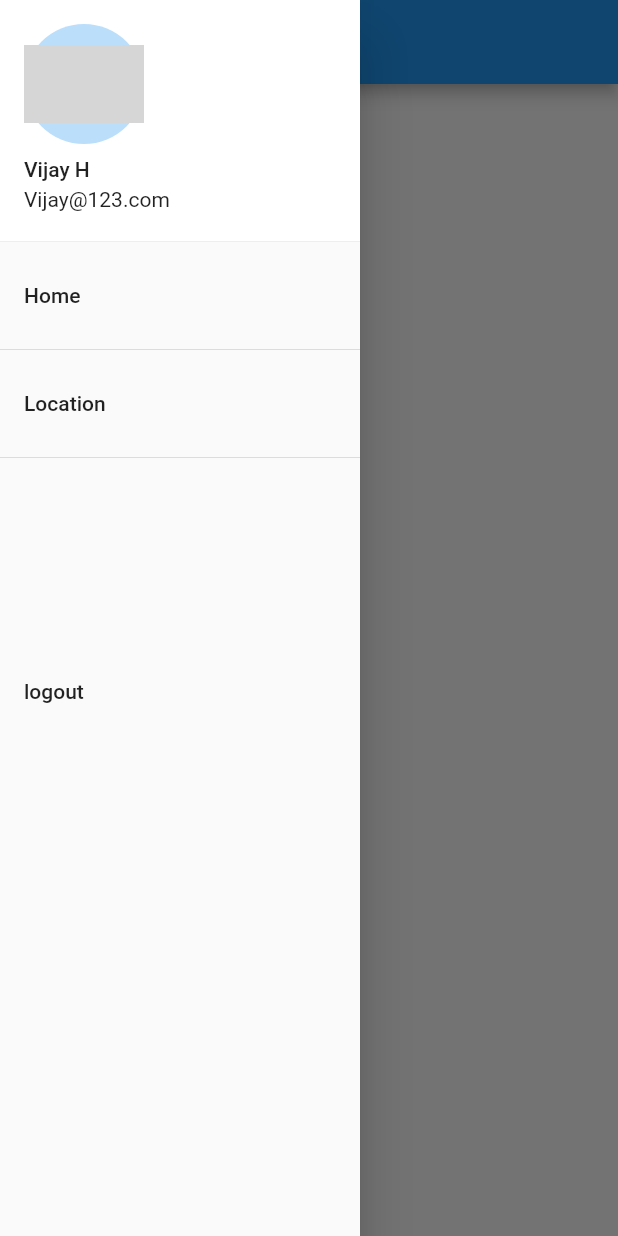
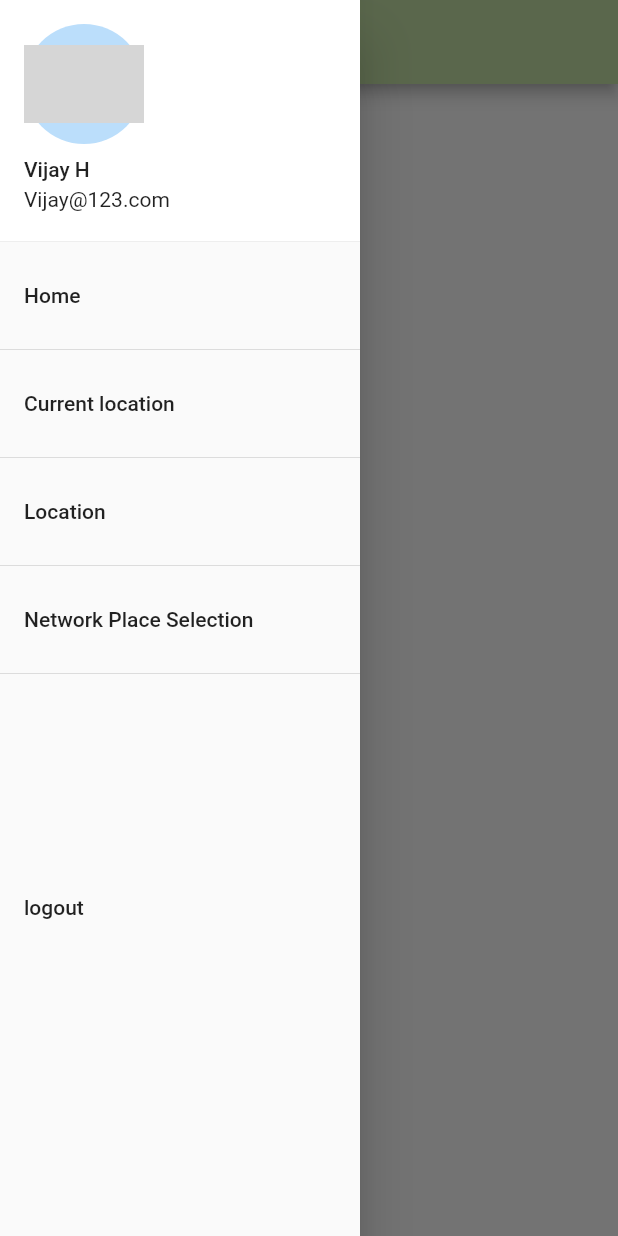
Before and after one commit to VijayHonnegowda/wander, a Flutter app: the HomeScreen screen opened directly, with the side drawer open, on a phone screen of 412 x 824 dp. Run offline on Flutter 3.47's test engine with Material 2 defaults, Android fonts, the phone set to English and light mode, and no system bars; our stand-ins replace geocoding, geolocator, google_maps_flutter, google_places_flutter; missing offline and left inert: custom_info_window; network calls fail; grey boxes are pictures that could not be loaded.

Commit message:
code update.

```diff
--- a/lib/constants/app_exports.dart
+++ b/lib/constants/app_exports.dart
@@ -4,12 +4,12 @@ export 'package:uuid/uuid.dart';
 export 'package:wander/map.dart';
 export 'package:wander/location.dart';
 export 'package:flutter/material.dart';
-export 'package:wander/home_screen.dart';
+export 'package:wander/widgets/home_screen.dart';
 export 'package:geocoding/geocoding.dart';
 export 'package:geolocator/geolocator.dart';
 export 'package:wander/polygon_screen.dart';
 export 'package:wander/polyline_screen.dart';
-export 'package:wander/current_location.dart';
+export 'package:wander/features/current_location_screen/view/current_location.dart';
 export 'package:wander/google_places_api.dart';
 export 'package:wander/custom_marker_info.dart';
 export 'package:wander/network_image_marker.dart';
--- a/lib/google_places_api.dart
+++ b/lib/google_places_api.dart
@@ -9,7 +9,6 @@ class GooglePlacesApiScreen extends StatefulWidget {
 }
 
 class _GooglePlacesApiScreenState extends State<GooglePlacesApiScreen> {
-  // String googleApiKey = "AIzaSyBcgsqJ9BMHSLZheEeB4-A9V9du4fEaKgo" ;
 
   void showGoogleAutoComplete() async {
    const kGoogleApiKey = "AIzaSyBcgsqJ9BMHSLZheEeB4-A9V9du4fEaKgo";
--- a/lib/home_screen.dart
+++ /dev/null
@@ -1,35 +0,0 @@
-import 'package:wander/constants/app_exports.dart';
-import 'package:wander/drawer.dart';
-
-class HomeScreen extends StatelessWidget {
-  const HomeScreen({super.key});
-
-  @override
-  Widget build(BuildContext context) {
-    return Scaffold(
-      drawer: const DrawerOption(),
-      appBar: AppBar(
-        title: const Text("Wander"),
-        centerTitle: true,
-      ),
-      body: Container(
-        decoration: const BoxDecoration(
-          gradient: LinearGradient(
-            begin: Alignment.topCenter,
-            end: Alignment.bottomRight,
-            stops: [
-              0.1,
-              1.5,
-            ],
-            colors: [Colors.purple, Colors.greenAccent],
-          ),
-        ),
-        child: Column(
-          children: [
-
-          ],
-        ),
-      ),
-    );
-  }
-}
--- a/lib/main.dart
+++ b/lib/main.dart
@@ -13,7 +13,11 @@ class MyApp extends StatelessWidget {
       debugShowCheckedModeBanner: false,
       home: const Login(),
       theme: ThemeData(
-       primaryColor: Colors.lightGreen.shade200,
+        primaryColor: Colors.lightGreen.shade200,
+        appBarTheme: AppBarTheme(
+          color: Colors.lightGreen.shade200,
+          centerTitle: true,
+        ),
       ),
     );
   }
--- a/lib/drawer.dart
+++ b/lib/widgets/drawer.dart
@@ -30,12 +30,32 @@ class DrawerOption extends StatelessWidget {
           ),
           const Divider(),
           ListTile(
+            title: const Text("Current location"),
+            onTap: (){
+              Navigator.push(
+                  context,
+                  MaterialPageRoute(
+                      builder: (context) => const AppCurrentLocation()));
+            },
+          ),
+          const Divider(),
+          ListTile(
             title: const Text("Location"),
             onTap: (){
               Navigator.push(
                   context,
                   MaterialPageRoute(
                       builder: (context) => const LocationServices()));
+            },
+          ),
+          const Divider(),
+          ListTile(
+            title: const Text("Network Place Selection"),
+            onTap: (){
+              Navigator.push(
+                  context,
+                  MaterialPageRoute(
+                      builder: (context) => const NetworkImageMarkerScreen()));
             },
           ),
           const Divider(),
--- /dev/null
+++ b/lib/widgets/home_screen.dart
@@ -0,0 +1,22 @@
+import 'package:wander/constants/app_exports.dart';
+import 'package:wander/widgets/drawer.dart';
+
+class HomeScreen extends StatelessWidget {
+  const HomeScreen({super.key});
+
+  @override
+  Widget build(BuildContext context) {
+    return Scaffold(
+      drawer: const DrawerOption(),
+      appBar: AppBar(
+        title: const Text("Wander"),
+      ),
+      body: SingleChildScrollView(
+        child: Column(
+          children: const [
+          ],
+        ),
+      ),
+    );
+  }
+}
```
Also changed, not shown: lib/location.dart (+0 -9 lines), lib/network_image_marker.dart (+1 -6 lines), lib/features/current_location_screen/view/current_location.dart (renamed from lib/current_location.dart).
